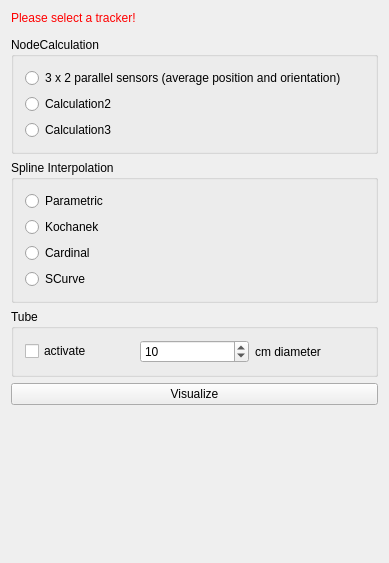
This is Plugins/org.mitk.gui.qt.endoscopevisualization/src/internal/EndoscopeVisualizationControls.ui in heinpa02/EndoscopeVisualizationPlugin as Qt 5 draws it before an edit. The edited form follows.
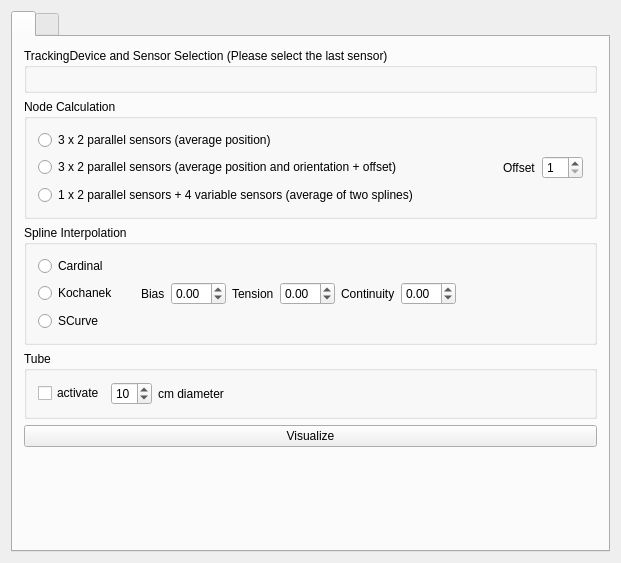
This is the edited form. Custom widgets are drawn as their Qt base class.

Commit message: evaluation tab and calculation

Patch:
```diff
--- a/Plugins/org.mitk.gui.qt.endoscopevisualization/src/internal/EndoscopeVisualizationControls.ui
+++ b/Plugins/org.mitk.gui.qt.endoscopevisualization/src/internal/EndoscopeVisualizationControls.ui
@@ -6,7 +6,7 @@
    <rect>
     <x>0</x>
     <y>0</y>
-    <width>389</width>
+    <width>621</width>
     <height>563</height>
    </rect>
   </property>
@@ -21,42 +21,87 @@
   </property>
   <layout class="QVBoxLayout" name="verticalLayout">
    <item>
-    <widget class="QLabel" name="labelWarning">
-     <property name="styleSheet">
-      <string notr="true">QLabel { color: rgb(255, 0, 0) }</string>
+    <widget class="QTabWidget" name="TabWidget">
+     <property name="whatsThis">
+      <string>&lt;html&gt;&lt;head/&gt;&lt;body&gt;&lt;p&gt;&lt;br/&gt;&lt;/p&gt;&lt;/body&gt;&lt;/html&gt;</string>
      </property>
-     <property name="text">
-      <string>Please select a tracker!</string>
+     <property name="currentIndex">
+      <number>0</number>
      </property>
-    </widget>
-   </item>
+     <widget class="QWidget" name="Page1_Visualization">
+      <attribute name="title">
+       <string/>
+      </attribute>
+      <layout class="QVBoxLayout" name="verticalLayout_4">
+       <item>
+        <widget class="QGroupBox" name="ToolSelection">
+         <property name="title">
+          <string>TrackingDevice and Sensor Selection (Please select the last sensor)</string>
+         </property>
+         <layout class="QVBoxLayout" name="verticalLayout_2">
    <item>
     <widget class="QmitkNavigationDataSourceSelectionWidget" name="widget" native="true"/>
    </item>
+         </layout>
+        </widget>
+       </item>
    <item>
-    <widget class="QGroupBox" name="groupBox">
+        <widget class="QGroupBox" name="NodeCalulation">
      <property name="title">
-      <string>NodeCalculation</string>
-     </property>
-     <layout class="QVBoxLayout" name="verticalLayout_3">
-      <item>
-       <widget class="QRadioButton" name="Cal1">
+          <string>Node Calculation</string>
+         </property>
+         <layout class="QGridLayout" name="gridLayout_2">
+          <item row="0" column="0" colspan="3">
+           <widget class="QRadioButton" name="button_Calculation1">
         <property name="text">
-         <string>3 x 2 parallel sensors (average position and orientation)</string>
+             <string>3 x 2 parallel sensors (average position)</string>
         </property>
        </widget>
       </item>
-      <item>
-       <widget class="QRadioButton" name="Cal2">
+          <item row="2" column="0" colspan="3">
+           <widget class="QRadioButton" name="button_Calculation2">
         <property name="text">
-         <string>Calculation2</string>
+             <string>3 x 2 parallel sensors (average position and orientation + offset)</string>
         </property>
        </widget>
       </item>
-      <item>
-       <widget class="QRadioButton" name="Cal3">
+          <item row="2" column="4">
+           <widget class="QLabel" name="label_offset">
         <property name="text">
-         <string>Calculation3</string>
+             <string>Offset</string>
+            </property>
+           </widget>
+          </item>
+          <item row="2" column="3">
+           <spacer name="horizontalSpacer_2">
+            <property name="orientation">
+             <enum>Qt::Horizontal</enum>
+            </property>
+            <property name="sizeHint" stdset="0">
+             <size>
+              <width>40</width>
+              <height>20</height>
+             </size>
+            </property>
+           </spacer>
+          </item>
+          <item row="9" column="0" colspan="3">
+           <widget class="QRadioButton" name="button_Calculation3">
+            <property name="text">
+             <string>1 x 2 parallel sensors + 4 variable sensors (average of two splines)</string>
+            </property>
+           </widget>
+          </item>
+          <item row="2" column="5">
+           <widget class="QSpinBox" name="spinBox_offset">
+            <property name="minimum">
+             <number>1</number>
+            </property>
+            <property name="maximum">
+             <number>20</number>
+            </property>
+            <property name="value">
+             <number>1</number>
         </property>
        </widget>
       </item>
@@ -71,30 +116,112 @@
      <property name="title">
       <string>Spline Interpolation</string>
      </property>
-     <layout class="QVBoxLayout" name="verticalLayout_2">
-      <item>
-       <widget class="QRadioButton" name="Interpol1">
+         <layout class="QGridLayout" name="gridLayout_3">
+          <item row="4" column="0" colspan="3">
+           <widget class="QRadioButton" name="button_InterpolationKochanek">
         <property name="text">
-         <string>Parametric</string>
+             <string>Kochanek </string>
         </property>
        </widget>
       </item>
-      <item>
-       <widget class="QRadioButton" name="Interpol2">
+          <item row="4" column="4">
+           <widget class="QLabel" name="label_bias">
         <property name="text">
-         <string>Kochanek</string>
+             <string>Bias</string>
         </property>
        </widget>
       </item>
-      <item>
-       <widget class="QRadioButton" name="Interpol3">
+          <item row="4" column="9">
+           <widget class="QDoubleSpinBox" name="doubleSpinBox_continuity">
+            <property name="minimum">
+             <double>-1.000000000000000</double>
+            </property>
+            <property name="maximum">
+             <double>1.000000000000000</double>
+            </property>
+            <property name="singleStep">
+             <double>0.500000000000000</double>
+            </property>
+           </widget>
+          </item>
+          <item row="4" column="5">
+           <widget class="QDoubleSpinBox" name="doubleSpinBox_bias">
+            <property name="minimum">
+             <double>-1.000000000000000</double>
+            </property>
+            <property name="maximum">
+             <double>1.000000000000000</double>
+            </property>
+            <property name="singleStep">
+             <double>0.500000000000000</double>
+            </property>
+           </widget>
+          </item>
+          <item row="4" column="10">
+           <spacer name="horizontalSpacer_3">
+            <property name="orientation">
+             <enum>Qt::Horizontal</enum>
+            </property>
+            <property name="sizeHint" stdset="0">
+             <size>
+              <width>40</width>
+              <height>20</height>
+             </size>
+            </property>
+           </spacer>
+          </item>
+          <item row="4" column="7">
+           <widget class="QDoubleSpinBox" name="doubleSpinBox_tension">
+            <property name="minimum">
+             <double>-1.000000000000000</double>
+            </property>
+            <property name="maximum">
+             <double>1.000000000000000</double>
+            </property>
+            <property name="singleStep">
+             <double>0.500000000000000</double>
+            </property>
+           </widget>
+          </item>
+          <item row="4" column="6">
+           <widget class="QLabel" name="label_tension">
+            <property name="text">
+             <string>Tension</string>
+            </property>
+           </widget>
+          </item>
+          <item row="4" column="8">
+           <widget class="QLabel" name="label_continuity">
+            <property name="text">
+             <string>Continuity</string>
+            </property>
+           </widget>
+          </item>
+          <item row="4" column="3">
+           <spacer name="horizontalSpacer">
+            <property name="orientation">
+             <enum>Qt::Horizontal</enum>
+            </property>
+            <property name="sizeType">
+             <enum>QSizePolicy::Fixed</enum>
+            </property>
+            <property name="sizeHint" stdset="0">
+             <size>
+              <width>15</width>
+              <height>20</height>
+             </size>
+            </property>
+           </spacer>
+          </item>
+          <item row="0" column="0">
+           <widget class="QRadioButton" name="button_InterpolationCardinal">
         <property name="text">
          <string>Cardinal</string>
         </property>
        </widget>
       </item>
-      <item>
-       <widget class="QRadioButton" name="Interpol4">
+          <item row="5" column="0">
+           <widget class="QRadioButton" name="button_Interpolation_SCurve">
         <property name="text">
          <string>SCurve</string>
         </property>
@@ -104,13 +231,30 @@
     </widget>
    </item>
    <item>
-    <widget class="QGroupBox" name="TubeDiameterSelection">
+        <widget class="QGroupBox" name="Tube">
      <property name="title">
       <string>Tube</string>
      </property>
      <layout class="QGridLayout" name="gridLayout">
-      <item row="0" column="1">
-       <widget class="QSpinBox" name="spinBoxTubeDiameter">
+          <item row="1" column="2">
+           <widget class="QLabel" name="label_tubeDiameter">
+            <property name="text">
+             <string>cm diameter</string>
+            </property>
+           </widget>
+          </item>
+          <item row="1" column="0">
+           <widget class="QCheckBox" name="checkBox_tube">
+            <property name="text">
+             <string>activate</string>
+            </property>
+            <property name="checked">
+             <bool>false</bool>
+            </property>
+           </widget>
+          </item>
+          <item row="1" column="1">
+           <widget class="QSpinBox" name="spinBox_tubeDiameter">
         <property name="minimum">
          <number>8</number>
         </property>
@@ -125,45 +269,150 @@
         </property>
        </widget>
       </item>
-      <item row="0" column="2">
-       <widget class="QLabel" name="label">
-        <property name="text">
-         <string>cm diameter</string>
-        </property>
-       </widget>
-      </item>
-      <item row="0" column="0">
-       <widget class="QCheckBox" name="checkBox_Tube">
-        <property name="text">
-         <string>activate</string>
-        </property>
-       </widget>
+          <item row="1" column="3">
+           <spacer name="horizontalSpacer_4">
+            <property name="orientation">
+             <enum>Qt::Horizontal</enum>
+            </property>
+            <property name="sizeHint" stdset="0">
+             <size>
+              <width>40</width>
+              <height>20</height>
+             </size>
+            </property>
+           </spacer>
       </item>
      </layout>
     </widget>
    </item>
    <item>
-    <widget class="QPushButton" name="buttonPerformEndoscopeVisualization">
+        <widget class="QPushButton" name="button_performEndoscopeVisualization">
      <property name="text">
       <string>Visualize</string>
      </property>
     </widget>
    </item>
    <item>
-    <spacer name="spacer1">
+        <spacer name="verticalSpacer1">
      <property name="orientation">
       <enum>Qt::Vertical</enum>
      </property>
-     <property name="sizeType">
-      <enum>QSizePolicy::Expanding</enum>
-     </property>
+         <property name="sizeHint" stdset="0">
+          <size>
+           <width>20</width>
+           <height>40</height>
+          </size>
+         </property>
+        </spacer>
+       </item>
+      </layout>
+     </widget>
+     <widget class="QWidget" name="Page2_Evaluation">
+      <attribute name="title">
+       <string/>
+      </attribute>
+      <layout class="QVBoxLayout" name="verticalLayout_3">
+       <item>
+        <widget class="QGroupBox" name="EvaluationPointSetRecording">
+         <property name="title">
+          <string>Recording of Evaluation PointSet with Evaluation Tool</string>
+         </property>
+         <layout class="QGridLayout" name="gridLayout_5">
+          <item row="1" column="3">
+           <spacer name="horizontalSpacer_5">
+            <property name="orientation">
+             <enum>Qt::Horizontal</enum>
+            </property>
      <property name="sizeHint" stdset="0">
       <size>
+              <width>40</width>
+              <height>20</height>
+             </size>
+            </property>
+           </spacer>
+          </item>
+          <item row="1" column="2">
+           <widget class="QLabel" name="label_mm">
+            <property name="text">
+             <string>mm</string>
+            </property>
+           </widget>
+          </item>
+          <item row="1" column="1">
+           <widget class="QSpinBox" name="spinBox_pointSetRecording">
+            <property name="value">
+             <number>1</number>
+            </property>
+           </widget>
+          </item>
+          <item row="1" column="0">
+           <widget class="QCheckBox" name="checkBox_pointSetRecording">
+            <property name="text">
+             <string>PointSetRecording</string>
+            </property>
+           </widget>
+          </item>
+          <item row="0" column="0" colspan="4">
+           <widget class="QmitkNavigationDataSourceSelectionWidget" name="widget_2" native="true">
+            <layout class="QVBoxLayout" name="verticalLayout_6"/>
+           </widget>
+          </item>
+         </layout>
+        </widget>
+       </item>
+       <item>
+        <widget class="QGroupBox" name="EvaluationDataNodeSelection">
+         <property name="title">
+          <string>Selection of Evaluation DataNode</string>
+         </property>
+         <layout class="QGridLayout" name="gridLayout_6">
+          <item row="0" column="0">
+           <widget class="QRadioButton" name="radioButton_spline">
+            <property name="text">
+             <string>Spline</string>
+            </property>
+           </widget>
+          </item>
+          <item row="0" column="1">
+           <widget class="QRadioButton" name="radioButton_tube">
+            <property name="text">
+             <string>Tube</string>
+            </property>
+           </widget>
+          </item>
+         </layout>
+        </widget>
+       </item>
+       <item>
+        <widget class="QPushButton" name="button_performEvaluation">
+         <property name="text">
+          <string>Evaluation</string>
+         </property>
+        </widget>
+       </item>
+       <item>
+        <widget class="QLabel" name="output">
+         <property name="text">
+          <string>-</string>
+         </property>
+        </widget>
+       </item>
+       <item>
+        <spacer name="verticalSpacer2">
+         <property name="orientation">
+          <enum>Qt::Vertical</enum>
+         </property>
+         <property name="sizeHint" stdset="0">
+          <size>
        <width>20</width>
-       <height>220</height>
+           <height>40</height>
       </size>
      </property>
     </spacer>
+       </item>
+      </layout>
+     </widget>
+    </widget>
    </item>
   </layout>
  </widget>
```
Left out of the diff: 4 changed lines with no effect on the pictures. Lines whose indentation alone changed are shown as unchanged. The commit also changes 2 other files.
